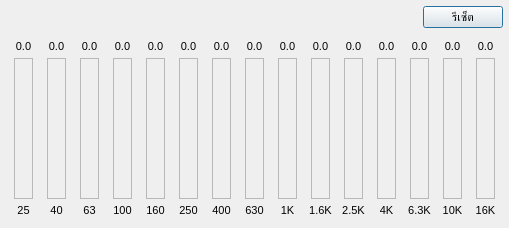
Before: the Qt Designer form FXDialog/EQ15BandDialog.ui in pie62/HandyKaraoke, drawn with Qt 5.
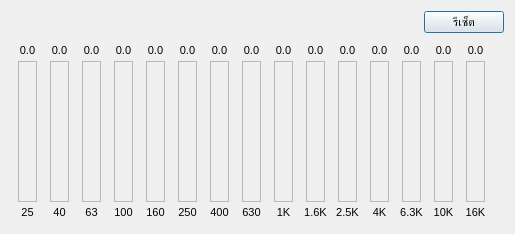
After: the same form once the commit is applied. Custom widgets are drawn as their Qt base class.

The edit to the form file:
```diff
--- a/FXDialog/EQ15BandDialog.ui
+++ b/FXDialog/EQ15BandDialog.ui
@@ -6,8 +6,8 @@
    <rect>
     <x>0</x>
     <y>0</y>
-    <width>509</width>
-    <height>228</height>
+    <width>515</width>
+    <height>234</height>
    </rect>
   </property>
   <property name="windowTitle">
@@ -17,18 +17,6 @@
    <locale language="English" country="UnitedStates"/>
   </property>
   <layout class="QVBoxLayout" name="verticalLayout">
-   <property name="leftMargin">
-    <number>6</number>
-   </property>
-   <property name="topMargin">
-    <number>6</number>
-   </property>
-   <property name="rightMargin">
-    <number>6</number>
-   </property>
-   <property name="bottomMargin">
-    <number>6</number>
-   </property>
    <item>
     <layout class="QHBoxLayout" name="horizontalLayout_7">
      <item>
```
